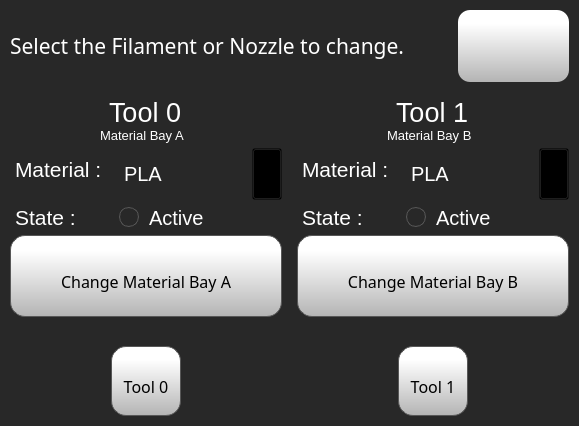
Before: the Qt Designer form octoprint_ControlCenter/ui/filament_management_screen/filamentManagementScreen.ui in FracktalWorks/ControlCenter, drawn with Qt 5.
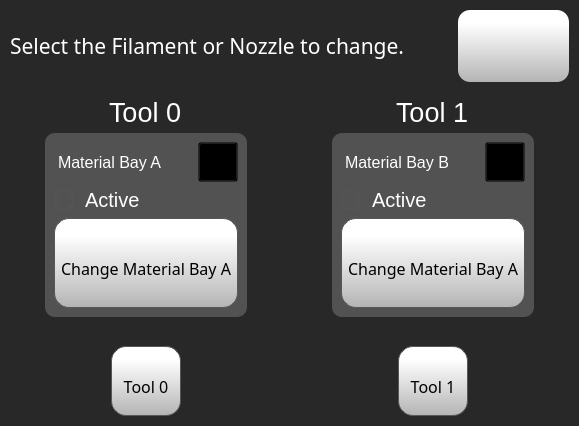
After: the same form once the commit is applied. Icons and pictures are not drawn.

Commit message:
Refactor filament management UI and logic
Updated the filament management screen to remove redundant labels and display loaded material directly on the change buttons. Improved the logic for handling filament load/unload state persistence in the change filament wizard. Adjusted UI layouts for better alignment and consistency, and standardized dialog button font sizes. Also resized and realigned elements on the home screen for improved appearance.

Patch:
```diff
--- a/octoprint_ControlCenter/ui/filament_management_screen/filamentManagementScreen.ui
+++ b/octoprint_ControlCenter/ui/filament_management_screen/filamentManagementScreen.ui
@@ -276,14 +276,32 @@
               <property name="spacing">
                <number>5</number>
               </property>
-              <item>
+              <property name="topMargin">
+               <number>5</number>
+              </property>
+              <item alignment="Qt::AlignHCenter">
+               <widget class="QFrame" name="frame">
+                <property name="styleSheet">
+                 <string notr="true">background-color: rgb(82, 82, 82);</string>
+                </property>
+                <property name="frameShape">
+                 <enum>QFrame::StyledPanel</enum>
+                </property>
+                <property name="frameShadow">
+                 <enum>QFrame::Raised</enum>
+                </property>
                <layout class="QVBoxLayout" name="verticalLayout">
-                <item alignment="Qt::AlignHCenter">
+                 <property name="spacing">
+                  <number>6</number>
+                 </property>
+                 <item>
+                  <layout class="QHBoxLayout" name="horizontalLayout_6">
+                   <item>
                  <widget class="QLabel" name="calibrateLabel_2">
                   <property name="font">
                    <font>
                     <family>MS Shell Dlg 2</family>
-                    <pointsize>10</pointsize>
+                       <pointsize>12</pointsize>
                     <weight>50</weight>
                     <bold>false</bold>
                    </font>
@@ -301,54 +319,94 @@
                  </widget>
                 </item>
                 <item>
-                 <layout class="QFormLayout" name="formLayout">
-                  <item row="0" column="0">
-                   <widget class="QLabel" name="calibrateLabel_3">
+                    <widget class="QPushButton" name="editTool0MaterialBayA">
+                     <property name="sizePolicy">
+                      <sizepolicy hsizetype="Expanding" vsizetype="Expanding">
+                       <horstretch>0</horstretch>
+                       <verstretch>0</verstretch>
+                      </sizepolicy>
+                     </property>
+                     <property name="minimumSize">
+                      <size>
+                       <width>40</width>
+                       <height>40</height>
+                      </size>
+                     </property>
+                     <property name="maximumSize">
+                      <size>
+                       <width>40</width>
+                       <height>40</height>
+                      </size>
+                     </property>
                     <property name="font">
                      <font>
-                      <family>MS Shell Dlg 2</family>
+                       <family>Gotham</family>
                       <pointsize>16</pointsize>
-                      <weight>50</weight>
-                      <bold>false</bold>
-                     </font>
-                    </property>
+                      </font>
+                     </property>
+                     <property name="layoutDirection">
+                      <enum>Qt::LeftToRight</enum>
+                     </property>
                     <property name="styleSheet">
-                     <string notr="true">color: rgb(255, 255, 255);
-margin-right:6px;</string>
+                      <string notr="true">background-color: transparent;</string>
                     </property>
                     <property name="text">
-                     <string>Material :</string>
-                    </property>
-                    <property name="margin">
-                     <number>0</number>
-                    </property>
-                   </widget>
-                  </item>
-                  <item row="1" column="0">
-                   <widget class="QLabel" name="calibrateLabel_9">
-                    <property name="font">
-                     <font>
-                      <family>MS Shell Dlg 2</family>
-                      <pointsize>16</pointsize>
-                      <weight>50</weight>
-                      <bold>false</bold>
-                     </font>
-                    </property>
-                    <property name="styleSheet">
-                     <string notr="true">color: rgb(255, 255, 255);
-margin-right:6px;</string>
-                    </property>
-                    <property name="text">
-                     <string>State :</string>
-                    </property>
-                    <property name="margin">
-                     <number>0</number>
-                    </property>
-                   </widget>
-                  </item>
-                  <item row="1" column="1">
-                   <layout class="QHBoxLayout" name="horizontalLayout_5">
+                      <string/>
+                     </property>
+                     <property name="icon">
+                      <iconset resource="../resources/resource.qrc">
+                       <normaloff>:/Icons/img/icons/pencil.png</normaloff>:/Icons/img/icons/pencil.png</iconset>
+                     </property>
+                     <property name="iconSize">
+                      <size>
+                       <width>15</width>
+                       <height>15</height>
+                      </size>
+                     </property>
+                     <property name="checkable">
+                      <bool>false</bool>
+                     </property>
+                     <property name="autoDefault">
+                      <bool>false</bool>
+                     </property>
+                     <property name="default">
+                      <bool>false</bool>
+                     </property>
+                     <property name="flat">
+                      <bool>false</bool>
+                     </property>
+                    </widget>
+                   </item>
+                  </layout>
+                 </item>
                     <item>
+                  <widget class="QFrame" name="frame_2">
+                   <property name="styleSheet">
+                    <string notr="true"/>
+                   </property>
+                   <property name="frameShape">
+                    <enum>QFrame::StyledPanel</enum>
+                   </property>
+                   <property name="frameShadow">
+                    <enum>QFrame::Raised</enum>
+                   </property>
+                   <layout class="QHBoxLayout" name="horizontalLayout_5" stretch="1,6">
+                    <property name="spacing">
+                     <number>0</number>
+                    </property>
+                    <property name="leftMargin">
+                     <number>0</number>
+                    </property>
+                    <property name="topMargin">
+                     <number>0</number>
+                    </property>
+                    <property name="rightMargin">
+                     <number>0</number>
+                    </property>
+                    <property name="bottomMargin">
+                     <number>0</number>
+                    </property>
+                    <item alignment="Qt::AlignLeft">
                      <widget class="QLabel" name="tool10MaterialBayAStateColor">
                       <property name="minimumSize">
                        <size>
@@ -391,7 +449,7 @@
                       </property>
                      </widget>
                     </item>
-                    <item>
+                    <item alignment="Qt::AlignLeft">
                      <widget class="QLabel" name="tool0MaterialBayAStateLabel">
                       <property name="font">
                        <font>
@@ -414,87 +472,7 @@
                      </widget>
                     </item>
                    </layout>
-                  </item>
-                  <item row="0" column="1">
-                   <layout class="QHBoxLayout" name="horizontalLayout_9" stretch="5,1">
-                    <item>
-                     <widget class="QLabel" name="tool0MaterialBayALabel">
-                      <property name="font">
-                       <font>
-                        <family>MS Shell Dlg 2</family>
-                        <pointsize>15</pointsize>
-                        <weight>50</weight>
-                        <bold>false</bold>
-                       </font>
-                      </property>
-                      <property name="styleSheet">
-                       <string notr="true">color: rgb(255, 255, 255);
-margin-right:6px;</string>
-                      </property>
-                      <property name="text">
-                       <string>PLA</string>
-                      </property>
-                      <property name="margin">
-                       <number>0</number>
-                      </property>
-                     </widget>
-                    </item>
-                    <item>
-                     <widget class="QPushButton" name="editTool0MaterialBayA">
-                      <property name="sizePolicy">
-                       <sizepolicy hsizetype="Expanding" vsizetype="Expanding">
-                        <horstretch>0</horstretch>
-                        <verstretch>0</verstretch>
-                       </sizepolicy>
-                      </property>
-                      <property name="minimumSize">
-                       <size>
-                        <width>30</width>
-                        <height>30</height>
-                       </size>
-                      </property>
-                      <property name="font">
-                       <font>
-                        <family>Gotham</family>
-                        <pointsize>16</pointsize>
-                       </font>
-                      </property>
-                      <property name="layoutDirection">
-                       <enum>Qt::LeftToRight</enum>
-                      </property>
-                      <property name="styleSheet">
-                       <string notr="true">background-color: transparent;</string>
-                      </property>
-                      <property name="text">
-                       <string/>
-                      </property>
-                      <property name="icon">
-                       <iconset resource="../resources/resource.qrc">
-                        <normaloff>:/Icons/img/icons/pencil.png</normaloff>:/Icons/img/icons/pencil.png</iconset>
-                      </property>
-                      <property name="iconSize">
-                       <size>
-                        <width>15</width>
-                        <height>15</height>
-                       </size>
-                      </property>
-                      <property name="checkable">
-                       <bool>false</bool>
-                      </property>
-                      <property name="autoDefault">
-                       <bool>false</bool>
-                      </property>
-                      <property name="default">
-                       <bool>false</bool>
-                      </property>
-                      <property name="flat">
-                       <bool>false</bool>
-                      </property>
-                     </widget>
-                    </item>
-                   </layout>
-                  </item>
-                 </layout>
+                  </widget>
                 </item>
                 <item>
                  <widget class="QToolButton" name="changeTool0MaterialBayA">
@@ -512,7 +490,7 @@
                   </property>
                   <property name="maximumSize">
                    <size>
-                    <width>16777215</width>
+                     <width>200</width>
                     <height>16777215</height>
                    </size>
                   </property>
@@ -568,6 +546,7 @@
                  </widget>
                 </item>
                </layout>
+               </widget>
               </item>
              </layout>
             </item>
@@ -742,14 +721,32 @@
               <property name="spacing">
                <number>5</number>
               </property>
-              <item>
-               <layout class="QVBoxLayout" name="verticalLayout_3">
+              <property name="topMargin">
+               <number>5</number>
+              </property>
                 <item alignment="Qt::AlignHCenter">
-                 <widget class="QLabel" name="calibrateLabel_4">
+               <widget class="QFrame" name="frame_3">
+                <property name="styleSheet">
+                 <string notr="true">background-color: rgb(82, 82, 82);</string>
+                </property>
+                <property name="frameShape">
+                 <enum>QFrame::StyledPanel</enum>
+                </property>
+                <property name="frameShadow">
+                 <enum>QFrame::Raised</enum>
+                </property>
+                <layout class="QVBoxLayout" name="verticalLayout_2">
+                 <property name="spacing">
+                  <number>6</number>
+                 </property>
+                 <item>
+                  <layout class="QHBoxLayout" name="horizontalLayout_7">
+                   <item>
+                    <widget class="QLabel" name="calibrateLabel_3">
                   <property name="font">
                    <font>
                     <family>MS Shell Dlg 2</family>
-                    <pointsize>10</pointsize>
+                       <pointsize>12</pointsize>
                     <weight>50</weight>
                     <bold>false</bold>
                    </font>
@@ -767,54 +764,94 @@
                  </widget>
                 </item>
                 <item>
-                 <layout class="QFormLayout" name="formLayout_3">
-                  <item row="0" column="0">
-                   <widget class="QLabel" name="calibrateLabel_5">
+                    <widget class="QPushButton" name="editTool1MaterialBayX">
+                     <property name="sizePolicy">
+                      <sizepolicy hsizetype="Expanding" vsizetype="Expanding">
+                       <horstretch>0</horstretch>
+                       <verstretch>0</verstretch>
+                      </sizepolicy>
+                     </property>
+                     <property name="minimumSize">
+                      <size>
+                       <width>40</width>
+                       <height>40</height>
+                      </size>
+                     </property>
+                     <property name="maximumSize">
+                      <size>
+                       <width>40</width>
+                       <height>40</height>
+                      </size>
+                     </property>
                     <property name="font">
                      <font>
-                      <family>MS Shell Dlg 2</family>
+                       <family>Gotham</family>
                       <pointsize>16</pointsize>
-                      <weight>50</weight>
-                      <bold>false</bold>
-                     </font>
-                    </property>
+                      </font>
+                     </property>
+                     <property name="layoutDirection">
+                      <enum>Qt::LeftToRight</enum>
+                     </property>
                     <property name="styleSheet">
-                     <string notr="true">color: rgb(255, 255, 255);
-margin-right:6px;</string>
+                      <string notr="true">background-color: transparent;</string>
                     </property>
                     <property name="text">
-                     <string>Material :</string>
-                    </property>
-                    <property name="margin">
-                     <number>0</number>
-                    </property>
-                   </widget>
-                  </item>
-                  <item row="1" column="0">
-                   <widget class="QLabel" name="calibrateLabel_17">
-                    <property name="font">
-                     <font>
-                      <family>MS Shell Dlg 2</family>
-                      <pointsize>16</pointsize>
-                      <weight>50</weight>
-                      <bold>false</bold>
-                     </font>
-                    </property>
-                    <property name="styleSheet">
-                     <string notr="true">color: rgb(255, 255, 255);
-margin-right:6px;</string>
-                    </property>
-                    <property name="text">
-                     <string>State :</string>
-                    </property>
-                    <property name="margin">
-                     <number>0</number>
-                    </property>
-                   </widget>
-                  </item>
-                  <item row="1" column="1">
-                   <layout class="QHBoxLayout" name="horizontalLayout_8">
+                      <string/>
+                     </property>
+                     <property name="icon">
+                      <iconset resource="../resources/resource.qrc">
+                       <normaloff>:/Icons/img/icons/pencil.png</normaloff>:/Icons/img/icons/pencil.png</iconset>
+                     </property>
+                     <property name="iconSize">
+                      <size>
+                       <width>15</width>
+                       <height>15</height>
+                      </size>
+                     </property>
+                     <property name="checkable">
+                      <bool>false</bool>
+                     </property>
+                     <property name="autoDefault">
+                      <bool>false</bool>
+                     </property>
+                     <property name="default">
+                      <bool>false</bool>
+                     </property>
+                     <property name="flat">
+                      <bool>false</bool>
+                     </property>
+                    </widget>
+                   </item>
+                  </layout>
+                 </item>
                     <item>
+                  <widget class="QFrame" name="frame_4">
+                   <property name="styleSheet">
+                    <string notr="true"/>
+                   </property>
+                   <property name="frameShape">
+                    <enum>QFrame::StyledPanel</enum>
+                   </property>
+                   <property name="frameShadow">
+                    <enum>QFrame::Raised</enum>
+                   </property>
+                   <layout class="QHBoxLayout" name="horizontalLayout_8" stretch="1,6">
+                    <property name="spacing">
+                     <number>0</number>
+                    </property>
+                    <property name="leftMargin">
+                     <number>0</number>
+                    </property>
+                    <property name="topMargin">
+                     <number>0</number>
+                    </property>
+                    <property name="rightMargin">
+                     <number>0</number>
+                    </property>
+                    <property name="bottomMargin">
+                     <number>0</number>
+                    </property>
+                    <item alignment="Qt::AlignLeft">
                      <widget class="QLabel" name="tool11MaterialBayXStateColor">
                       <property name="minimumSize">
                        <size>
@@ -857,7 +894,7 @@
                       </property>
                      </widget>
                     </item>
-                    <item>
+                    <item alignment="Qt::AlignLeft">
                      <widget class="QLabel" name="tool1MaterialBayXStateLabel">
                       <property name="font">
                        <font>
@@ -880,87 +917,7 @@
                      </widget>
                     </item>
                    </layout>
-                  </item>
-                  <item row="0" column="1">
-                   <layout class="QHBoxLayout" name="horizontalLayout_10" stretch="5,1">
-                    <item>
-                     <widget class="QLabel" name="tool1MaterialBayXLabel">
-                      <property name="font">
-                       <font>
-                        <family>MS Shell Dlg 2</family>
-                        <pointsize>15</pointsize>
-                        <weight>50</weight>
-                        <bold>false</bold>
-                       </font>
-                      </property>
-                      <property name="styleSheet">
-                       <string notr="true">color: rgb(255, 255, 255);
-margin-right:6px;</string>
-                      </property>
-                      <property name="text">
-                       <string>PLA</string>
-                      </property>
-                      <property name="margin">
-                       <number>0</number>
-                      </property>
-                     </widget>
-                    </item>
-                    <item>
-                     <widget class="QPushButton" name="editTool0MaterialBayX">
-                      <property name="sizePolicy">
-                       <sizepolicy hsizetype="Expanding" vsizetype="Expanding">
-                        <horstretch>0</horstretch>
-                        <verstretch>0</verstretch>
-                       </sizepolicy>
-                      </property>
-                      <property name="minimumSize">
-                       <size>
-                        <width>30</width>
-                        <height>30</height>
-                       </size>
-                      </property>
-                      <property name="font">
-                       <font>
-                        <family>Gotham</family>
-                        <pointsize>16</pointsize>
-                       </font>
-                      </property>
-                      <property name="layoutDirection">
-                       <enum>Qt::LeftToRight</enum>
-                      </property>
-                      <property name="styleSheet">
-                       <string notr="true">background-color: transparent;</string>
-                      </property>
-                      <property name="text">
-                       <string/>
-                      </property>
-                      <property name="icon">
-                       <iconset resource="../resources/resource.qrc">
-                        <normaloff>:/Icons/img/icons/pencil.png</normaloff>:/Icons/img/icons/pencil.png</iconset>
-                      </property>
-                      <property name="iconSize">
-                       <size>
-                        <width>15</width>
-                        <height>15</height>
-                       </size>
-                      </property>
-                      <property name="checkable">
-                       <bool>false</bool>
-                      </property>
-                      <property name="autoDefault">
-                       <bool>false</bool>
-                      </property>
-                      <property name="default">
-                       <bool>false</bool>
-                      </property>
-                      <property name="flat">
-                       <bool>false</bool>
-                      </property>
-                     </widget>
-                    </item>
-                   </layout>
-                  </item>
-                 </layout>
+                  </widget>
                 </item>
                 <item>
                  <widget class="QToolButton" name="changeTool1MaterialBayX">
@@ -978,7 +935,7 @@
                   </property>
                   <property name="maximumSize">
                    <size>
-                    <width>16777215</width>
+                     <width>200</width>
                     <height>16777215</height>
                    </size>
                   </property>
@@ -1016,7 +973,7 @@
 }</string>
                   </property>
                   <property name="text">
-                   <string>Change Material Bay B</string>
+                    <string>Change Material Bay A</string>
                   </property>
                   <property name="icon">
                    <iconset resource="../resources/resource.qrc">
@@ -1034,6 +991,7 @@
                  </widget>
                 </item>
                </layout>
+               </widget>
               </item>
              </layout>
             </item>
```
Lines whose indentation alone changed are shown as unchanged. The commit also changes 3 other files.
